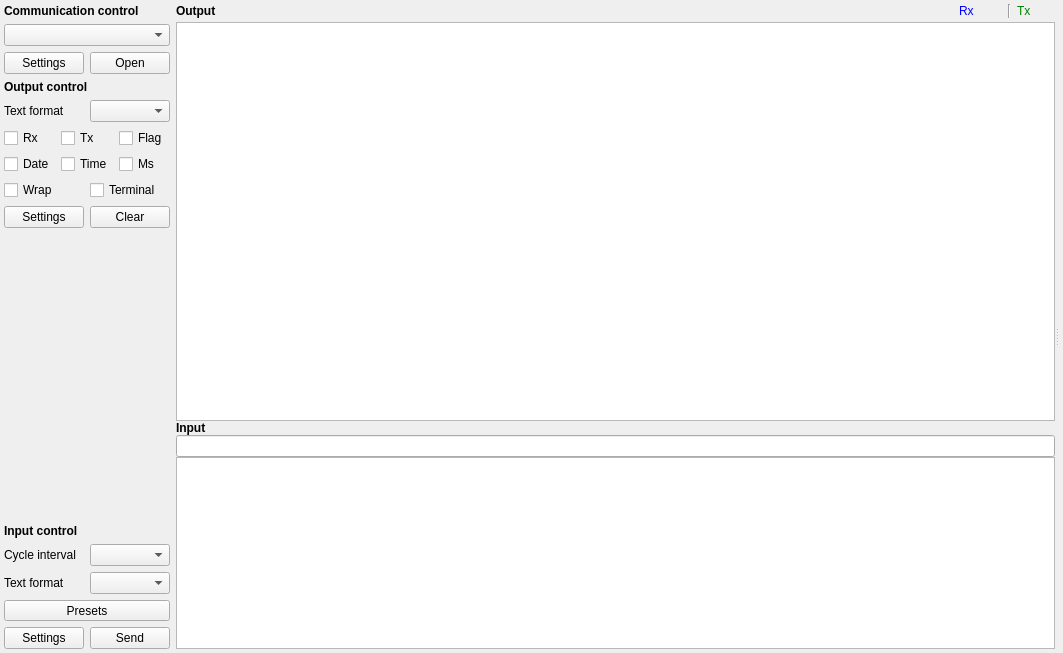
First picture: the form in src/page/page.ui, repository x-tools-author/x-tools, before the edit.
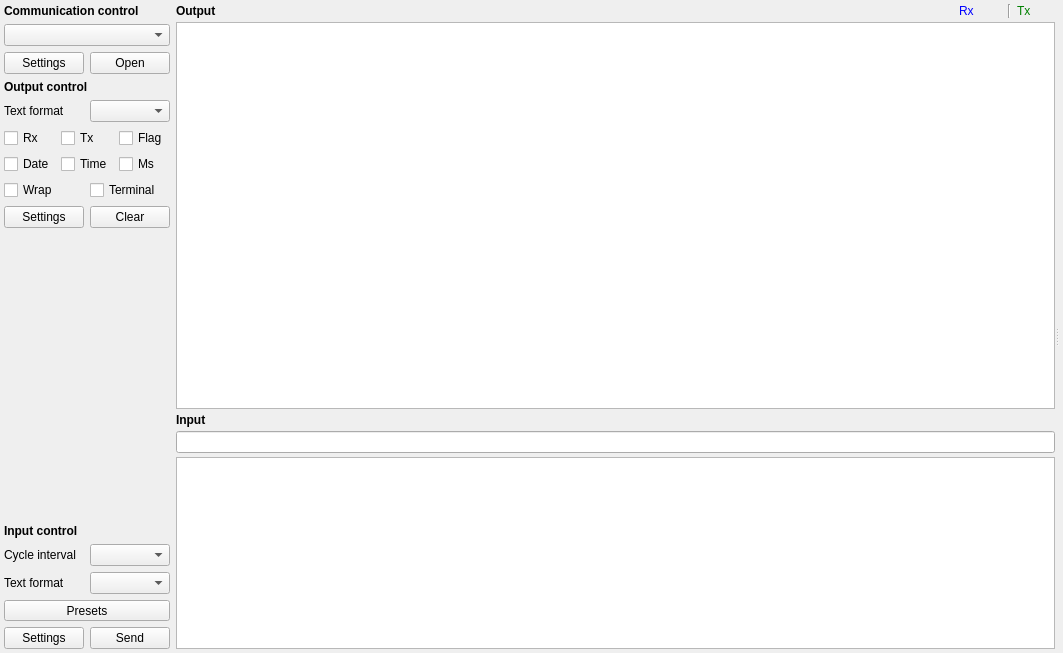
Second picture: the form after the edit.

What changed in the file:
```diff
--- a/src/page/page.ui
+++ b/src/page/page.ui
@@ -432,7 +432,7 @@
          </property>
          <layout class="QVBoxLayout" name="verticalLayout">
           <property name="spacing">
-           <number>0</number>
+           <number>4</number>
           </property>
           <property name="leftMargin">
            <number>0</number>
```
